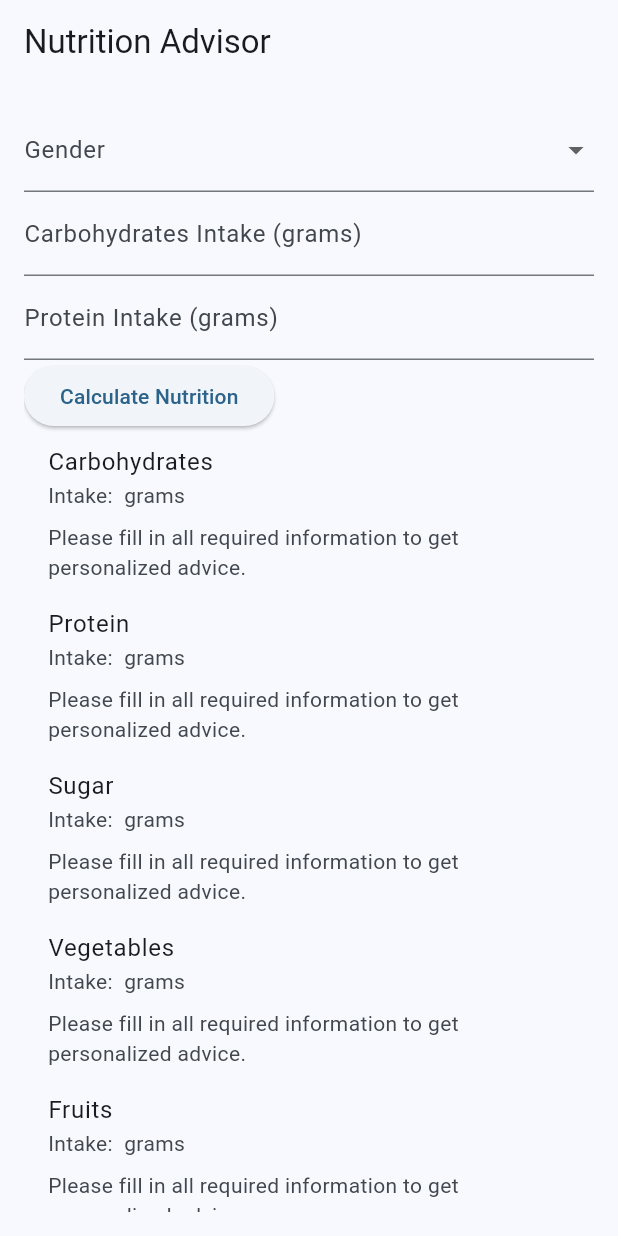
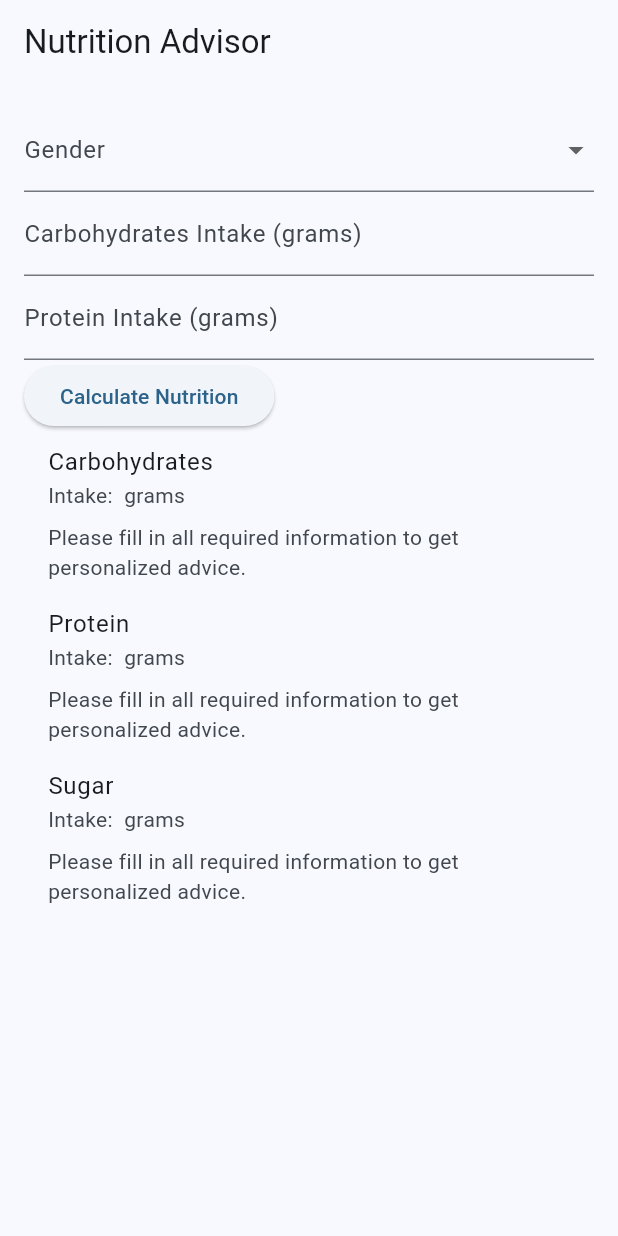
Before and after one commit to Makari0us/swim_z, a Flutter app: the NutritionPage screen opened directly, on a phone screen of 412 x 824 dp. Run offline on Flutter 3.47's test engine with Material 2 defaults, Android fonts, the phone set to English and light mode, and no system bars; our stand-ins replace audioplayers, cloud_firestore, firebase_auth, firebase_core, firebase_storage, google_maps_flutter and 2 more; accounts and stored records are empty; statements that could not run were skipped.

Commit message:
9/27 nutrition

```diff
--- a/lib/pages/nutrition_page.dart
+++ b/lib/pages/nutrition_page.dart
@@ -20,97 +20,185 @@ class _NutritionPageState extends State<NutritionPage> {
   TextEditingController vegetablesController = TextEditingController();
   TextEditingController fruitsController = TextEditingController();
 
-  // ... Calculate BMI, BMR, TDEE methods
 
   void calculateNutrition() {
-    if (bmi != null && weight != null && height != null && age != null && gender != null) {
+  if (bmi != null &&
+      weight != null &&
+      height != null &&
+      age != null &&
+      gender != null) {
     setState(() {
-        // Calculate nutrient advice based on user input and BMI
-        String sugarAdvice = getSugarAdvice();
-        String vegetablesAdvice = getVegetablesAdvice();
-        String fruitsAdvice = getFruitsAdvice();
-        // ... Repeat for other nutrients
+      String carbohydratesAdvice = getCarbohydratesAdvice();
+      String proteinAdvice = getProteinAdvice();
+      String fatAdvice = getFatAdvice();
+
+      _showNutrientAdviceDialog('Carbohydrates Advice', carbohydratesAdvice);
+      _showNutrientAdviceDialog('Protein Advice', proteinAdvice);
+      _showNutrientAdviceDialog('Fat Advice', fatAdvice);
     });
   } else {
     _showValidationErrorDialog();
   }
 }
 
+void _showNutrientAdviceDialog(String nutrient, String advice) {
+  showDialog(
+    context: context,
+    builder: (context) => AlertDialog(
+      title: Text('$nutrient'),
+      content: Text('$advice'),
+      actions: [
+        TextButton(
+          onPressed: () {
+            Navigator.of(context).pop();
+          },
+          child: Text('OK'),
+        ),
+      ],
+    ),
+  );
+}
+
+
+  void calculateBMI() {
+  if (weight != null && height != null) {
+    double heightInMeters = height! / 100; // Convert height to meters
+    double bmiValue = weight! / (heightInMeters * heightInMeters);
+    setState(() {
+      bmi = bmiValue;
+    });
+  }
+}
+
+String getBMIAdvice() {
+  if (bmi != null) {
+    if (bmi! < 18.5) {
+      return 'You are underweight. Consider increasing your nutrient intake.';
+    } else if (bmi! < 24.9) {
+      return 'Your weight is within the normal range. Maintain a balanced diet.';
+    } else if (bmi! < 29.9) {
+      return 'You are overweight. Focus on portion control and regular exercise.';
+    } else {
+      return 'You are in the obese range. Consult a healthcare professional for advice.';
+    }
+  } else {
+    return 'Please enter weight and height to calculate BMI.';
+  }
+}
+
+  double calculateBMR() {
+  if (weight != null && height != null && age != null && gender != null) {
+    if (gender == Gender.Male) {
+      return 88.362 + (13.397 * weight!) + (4.799 * height!) - (5.677 * age!);
+    } else {
+      return 447.593 + (9.247 * weight!) + (3.098 * height!) - (4.330 * age!);
+    }
+  } else {
+    return 0.0; // Default BMR value if inputs are missing
+  }
+}
+
   String getCarbohydratesAdvice() {
   if (bmi != null && weight != null && height != null && age != null && gender != null) {
-      double carbsNeeded = 0.0; // Calculate based on user info, BMI, and activity level
-      double carbsIntake = double.parse(carbohydratesController.text);
+    double bmr; // Basal Metabolic Rate - calories needed at rest
+    if (gender == Gender.Male) {
+      bmr = 88.362 + (13.397 * weight!) + (4.799 * height!) - (5.677 * age!);
+    } else {
+      bmr = 447.593 + (9.247 * weight!) + (3.098 * height!) - (4.330 * age!);
+    }
+
+
+    double tdee = bmr;
+    double carbsNeeded = (tdee * 0.6) / 4.0;
+
+    double carbsIntake = double.tryParse(carbohydratesController.text) ?? 0.0;
 
     if (carbsIntake < carbsNeeded * 0.8) {
       return 'Consider increasing your carbohydrate intake for energy.';
     } else if (carbsIntake > carbsNeeded * 1.2) {
       return 'Your carbohydrate intake seems high. Adjust based on your activity level.';
     } else {
-        return 'Your carbohydrate intake is balanced for your needs.';
+      if (bmi! < 18.5) {
+        return 'Your carbohydrate intake is appropriate for energy, but ensure you are getting enough nutrients to support your weight.';
+      } else if (bmi! < 24.9) {
+        return 'Your carbohydrate intake is balanced for your weight and energy needs.';
+      } else if (bmi! < 29.9) {
+        return 'Your carbohydrate intake is balanced. Focus on portion control and a balanced diet to maintain a healthy weight.';
+      } else {
+        return 'Your carbohydrate intake is balanced, but consider consulting a healthcare professional for weight management advice.';
+      }
     }
   } else {
     return 'Please fill in all required information to get personalized advice.';
   }
 }
 
+
 String getProteinAdvice() {
   if (bmi != null && weight != null && height != null && age != null) {
-    double proteinNeeded = 0.0; // Calculate based on user info, BMI, and activity level
-    double proteinIntake = double.parse(proteinController.text);
+    double bmr; // Basal Metabolic Rate - calories needed at rest
+    if (gender == Gender.Male) {
+      bmr = 88.362 + (13.397 * weight!) + (4.799 * height!) - (5.677 * age!);
+    } else {
+      bmr = 447.593 + (9.247 * weight!) + (3.098 * height!) - (4.330 * age!);
+    }
+
+    double tdee = bmr;
+    double proteinNeeded = (tdee * 0.15) / 4.0; // Assuming 15% of calories from protein
+
+    double proteinIntake = double.tryParse(proteinController.text) ?? 0.0;
 
     if (proteinIntake < proteinNeeded * 0.8) {
       return 'Consider increasing your protein intake to support your body\'s needs.';
     } else if (proteinIntake > proteinNeeded * 1.2) {
       return 'Your protein intake seems high. Adjust based on your activity level.';
     } else {
-      return 'Your protein intake is balanced for your needs.';
+      if (bmi! < 18.5) {
+        return 'Your protein intake is balanced, but ensure you are meeting your nutrient needs for your weight.';
+      } else if (bmi! < 24.9) {
+        return 'Your protein intake is appropriate for your weight and activity level.';
+      } else if (bmi! < 29.9) {
+        return 'Your protein intake is balanced. Focus on maintaining your weight with a balanced diet.';
+      } else {
+        return 'Your protein intake is balanced, but consider consulting a healthcare professional for weight management advice.';
+      }
     }
   } else {
     return 'Please fill in all required information to get personalized advice.';
   }
 }
 
-String getSugarAdvice() {
-  if (bmi != null && weight != null && height != null && age != null && gender != null) {
-    double sugarIntake = double.parse(sugarController.text);
 
-    if (sugarIntake > 50) {
-      return 'Limit your sugar intake for better health.';
+String getFatAdvice() {
+  if (bmi != null && weight != null && height != null && age != null) {
+    double bmr = calculateBMR(); // Basal Metabolic Rate
+    // Calculate BMR based on gender, weight, height, and age
+
+    double fatNeeded = (bmr * 0.25) / 9.0; // Assuming 25% of calories from fat
+
+    TextEditingController fatController = TextEditingController();
+    double fatIntake = double.tryParse(fatController.text) ?? 0.0;
+
+    if (fatIntake < fatNeeded * 0.8) {
+      return 'Consider increasing your healthy fat intake for overall health.';
+    } else if (fatIntake > fatNeeded * 1.2) {
+      return 'Your fat intake seems high. Focus on moderation for a balanced diet.';
     } else {
-      return 'Your sugar intake is within recommended limits.';
+      if (bmi! < 18.5) {
+        return 'Your fat intake is balanced, but ensure you are meeting nutrient needs for your weight.';
+      } else if (bmi! < 24.9) {
+        return 'Your fat intake is appropriate for your weight and activity level.';
+      } else if (bmi! < 29.9) {
+        return 'Your fat intake is balanced. Focus on maintaining your weight with a balanced diet.';
+      } else {
+        return 'Your fat intake is balanced, but consider consulting a healthcare professional for weight management advice.';
+      }
     }
   } else {
     return 'Please fill in all required information to get personalized advice.';
   }
 }
 
-String getVegetablesAdvice() {
-  if (bmi != null && weight != null && height != null && age != null && gender != null) {
-    double vegetablesIntake = double.parse(vegetablesController.text);
-
-    if (vegetablesIntake < 200) {
-      return 'Increase your vegetable intake for a more balanced diet.';
-    } else {
-      return 'Your vegetable intake is good for your health.';
-    }
-  } else {
-    return 'Please fill in all required information to get personalized advice.';
-  }
-}
-
-String getFruitsAdvice() {
-  if (bmi != null && weight != null && height != null && age != null && gender != null) {
-    double fruitsIntake = double.parse(fruitsController.text);
-
-    if (fruitsIntake < 150) {
-      return 'Include more fruits in your diet for essential vitamins.';
-    } else {
-      return 'Your fruit intake is contributing to a healthy diet.';
-    }
-  } else {
-    return 'Please fill in all required information to get personalized advice.';
-  }
-}
 
 
   @override
@@ -177,17 +265,7 @@ String getFruitsAdvice() {
                 _buildNutrientInfoTile(
                   title: 'Sugar',
                   value: sugarController.text,
-                  advice: getSugarAdvice(),
-                ),
-                _buildNutrientInfoTile(
-                  title: 'Vegetables',
-                  value: vegetablesController.text,
-                  advice: getVegetablesAdvice(),
-                ),
-                _buildNutrientInfoTile(
-                  title: 'Fruits',
-                  value: fruitsController.text,
-                  advice: getFruitsAdvice(),
+                  advice: getFatAdvice(),
                 ),
               ],
             ),
```
Lines whose indentation alone changed are shown as unchanged.
